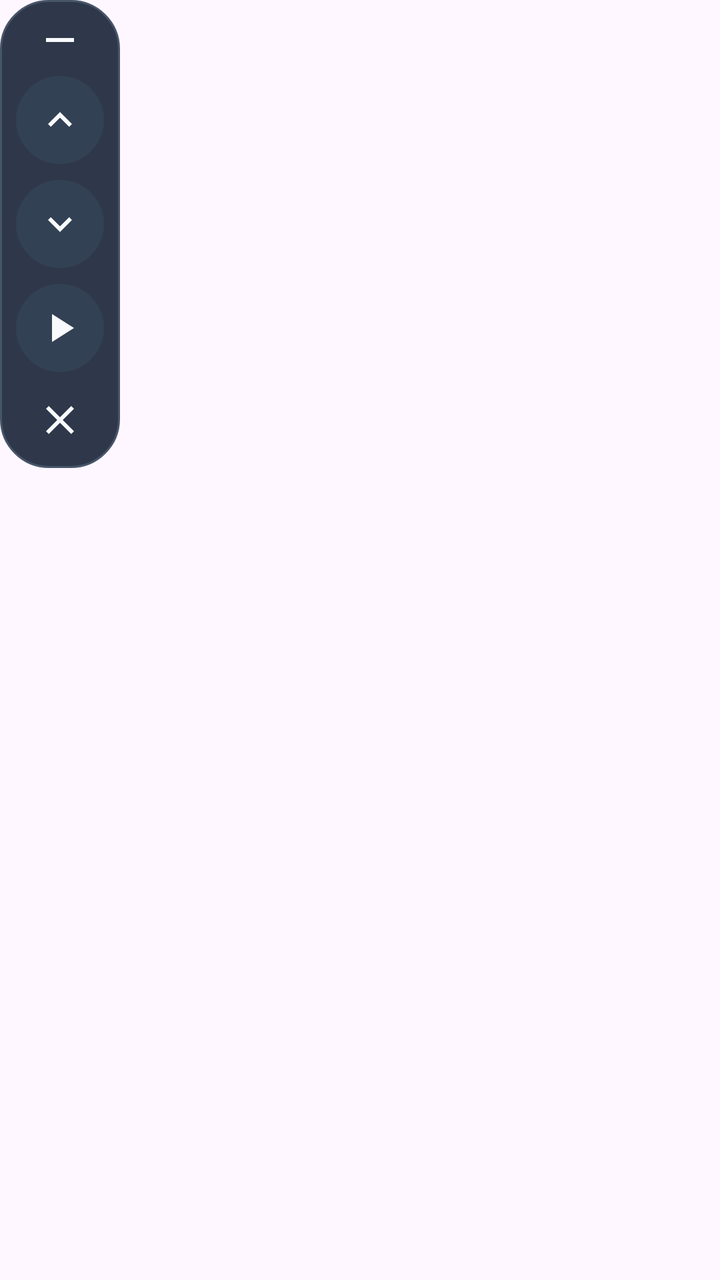
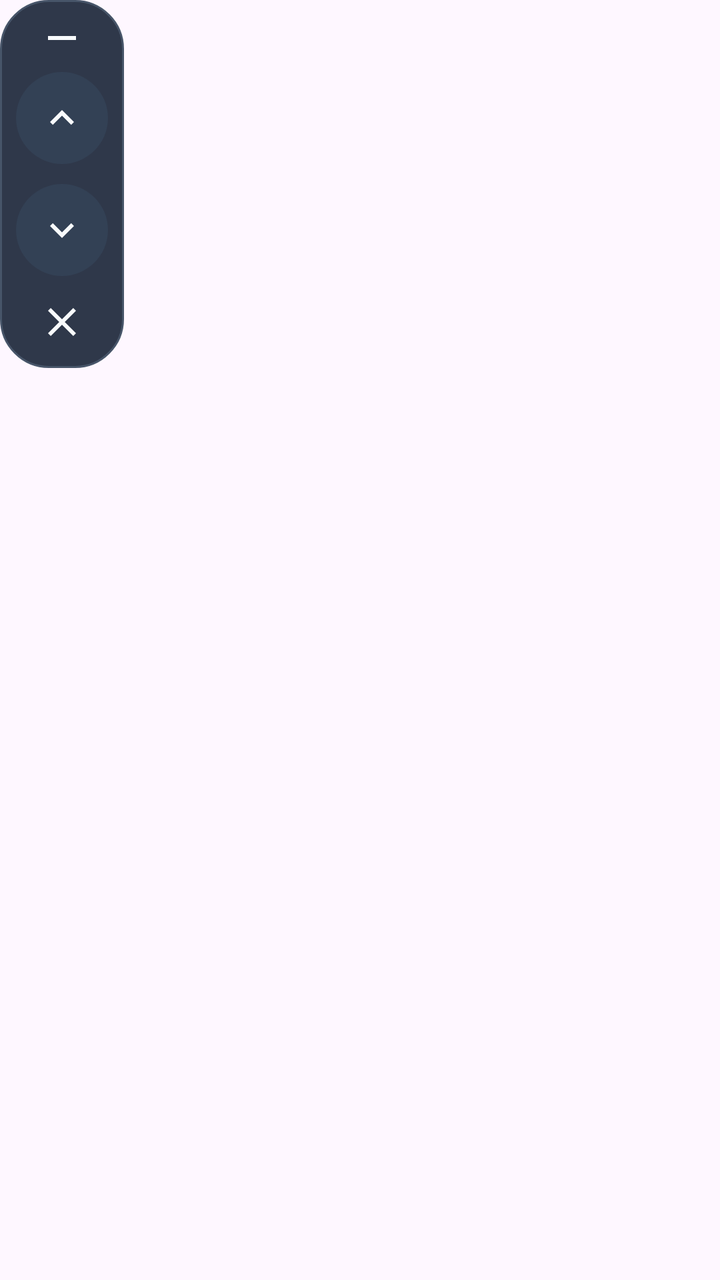

Screens rendered from an Android XML layout before and after an edit, with the pre-edit source and the edit as a unified diff.
<!-- AndroidManifest.xml: application theme Theme.FloatScroller -->
<!-- res/layout/layout_floating_panel.xml -->
<?xml version="1.0" encoding="utf-8"?>
<FrameLayout xmlns:android="http://schemas.android.com/apk/res/android"
    android:layout_width="wrap_content"
    android:layout_height="wrap_content">

    
    <FrameLayout
        android:id="@+id/layout_bubble"
        android:layout_width="48dp"
        android:layout_height="48dp"
        android:background="@drawable/bg_mini_bubble"
        android:elevation="6dp"
        android:visibility="gone">

        <ImageView
            android:layout_width="26dp"
            android:layout_height="26dp"
            android:layout_gravity="center"
            android:src="@drawable/ic_touch" />
    </FrameLayout>

    
    <LinearLayout
        android:id="@+id/layout_panel"
        android:layout_width="wrap_content"
        android:layout_height="wrap_content"
        android:background="@drawable/bg_floating_panel"
        android:elevation="8dp"
        android:gravity="center_horizontal"
        android:orientation="vertical"
        android:padding="8dp">

        
        <ImageButton
            android:id="@+id/btn_collapse"
            android:layout_width="36dp"
            android:layout_height="24dp"
            android:background="?attr/selectableItemBackgroundBorderless"
            android:contentDescription="折叠"
            android:src="@drawable/ic_collapse" />

        
        <ImageButton
            android:id="@+id/btn_scroll_up"
            android:layout_width="44dp"
            android:layout_height="44dp"
            android:layout_marginTop="6dp"
            android:background="@drawable/bg_circle_button"
            android:contentDescription="上翻"
            android:src="@drawable/ic_arrow_up" />

        
        <ImageButton
            android:id="@+id/btn_scroll_down"
            android:layout_width="44dp"
            android:layout_height="44dp"
            android:layout_marginTop="8dp"
            android:background="@drawable/bg_circle_button"
            android:contentDescription="下翻"
            android:src="@drawable/ic_arrow_down" />

        
        <ImageButton
            android:id="@+id/btn_auto_scroll"
            android:layout_width="44dp"
            android:layout_height="44dp"
            android:layout_marginTop="8dp"
            android:background="@drawable/bg_circle_button"
            android:contentDescription="自动翻页"
            android:src="@drawable/ic_play" />

        
        <ImageButton
            android:id="@+id/btn_close_panel"
            android:layout_width="32dp"
            android:layout_height="32dp"
            android:layout_marginTop="8dp"
            android:background="?attr/selectableItemBackgroundBorderless"
            android:contentDescription="关闭"
            android:src="@drawable/ic_close" />

    </LinearLayout>

</FrameLayout>
<!-- resources referenced by this layout -->
<resources>
  <!-- drawable bg_circle_button (drawable) -->
  <?xml version="1.0" encoding="utf-8"?>
  <ripple xmlns:android="http://schemas.android.com/apk/res/android"
      android:color="#94A3B8">
      <item>
          <shape android:shape="oval">
              <solid android:color="@color/floating_btn_bg" />
              <size
                  android:width="44dp"
                  android:height="44dp" />
          </shape>
      </item>
  </ripple>
  <!-- drawable bg_floating_panel (drawable) -->
  <?xml version="1.0" encoding="utf-8"?>
  <shape xmlns:android="http://schemas.android.com/apk/res/android"
      android:shape="rectangle">
      <corners android:radius="24dp" />
      <solid android:color="@color/floating_bg" />
      <stroke
          android:width="1dp"
          android:color="#475569" />
  </shape>
  <!-- drawable bg_mini_bubble (drawable) -->
  <?xml version="1.0" encoding="utf-8"?>
  <shape xmlns:android="http://schemas.android.com/apk/res/android"
      android:shape="oval">
      <solid android:color="@color/primary" />
      <stroke
          android:width="2dp"
          android:color="#FFFFFF" />
      <size
          android:width="44dp"
          android:height="44dp" />
  </shape>
  <!-- drawable ic_arrow_down (drawable) -->
  <vector xmlns:android="http://schemas.android.com/apk/res/android"
      android:width="24dp"
      android:height="24dp"
      android:viewportWidth="24"
      android:viewportHeight="24">
      <path
          android:fillColor="@color/floating_icon_color"
          android:pathData="M7.41,8.59L12,13.17l4.59,-4.58L18,10l-6,6 -6,-6z"/>
  </vector>
  <!-- drawable ic_arrow_up (drawable) -->
  <vector xmlns:android="http://schemas.android.com/apk/res/android"
      android:width="24dp"
      android:height="24dp"
      android:viewportWidth="24"
      android:viewportHeight="24">
      <path
          android:fillColor="@color/floating_icon_color"
          android:pathData="M7.41,15.41L12,10.83l4.59,4.58L18,14l-6,-6 -6,6z"/>
  </vector>
  <!-- drawable ic_close (drawable) -->
  <vector xmlns:android="http://schemas.android.com/apk/res/android"
      android:width="24dp"
      android:height="24dp"
      android:viewportWidth="24"
      android:viewportHeight="24">
      <path
          android:fillColor="@color/floating_icon_color"
          android:pathData="M19,6.41L17.59,5 12,10.59 6.41,5 5,6.41 10.59,12 5,17.59 6.41,19 12,13.41 17.59,19 19,17.59 13.41,12z"/>
  </vector>
  <!-- drawable ic_collapse (drawable) -->
  <vector xmlns:android="http://schemas.android.com/apk/res/android"
      android:width="24dp"
      android:height="24dp"
      android:viewportWidth="24"
      android:viewportHeight="24">
      <path
          android:fillColor="@color/floating_icon_color"
          android:pathData="M19,13H5v-2h14v2z"/>
  </vector>
  <!-- drawable ic_play (drawable) -->
  <vector xmlns:android="http://schemas.android.com/apk/res/android"
      android:width="24dp"
      android:height="24dp"
      android:viewportWidth="24"
      android:viewportHeight="24">
      <path
          android:fillColor="@color/floating_icon_color"
          android:pathData="M8,5v14l11,-7z"/>
  </vector>
  <style name="Theme.FloatScroller" parent="Theme.Material3.DayNight.NoActionBar">
          <item name="colorPrimary">@color/primary</item>
          <item name="colorOnPrimary">@color/on_primary</item>
          <item name="android:statusBarColor">@color/bg_screen</item>
          <item name="android:windowLightStatusBar">true</item>
      </style>
  <color name="floating_btn_bg">#334155</color>
  <color name="floating_bg">#EB1E293B</color>
  <color name="primary">#0284C7</color>
  <color name="floating_icon_color">#F8FAFC</color>
  <color name="on_primary">#FFFFFF</color>
  <color name="bg_screen">#F8FAFC</color>
  <!-- unchanged entries left out for length: 1 -->
</resources>

<!-- the commit's change to res/layout/layout_floating_panel.xml (unified diff, before → after) -->
@@ -6,15 +6,15 @@
     
     <FrameLayout
         android:id="@+id/layout_bubble"
-        android:layout_width="48dp"
-        android:layout_height="48dp"
+        android:layout_width="44dp"
+        android:layout_height="44dp"
         android:background="@drawable/bg_mini_bubble"
         android:elevation="6dp"
         android:visibility="gone">
 
         <ImageView
-            android:layout_width="26dp"
-            android:layout_height="26dp"
+            android:layout_width="24dp"
+            android:layout_height="24dp"
             android:layout_gravity="center"
             android:src="@drawable/ic_touch" />
     </FrameLayout>
@@ -34,7 +34,7 @@
         <ImageButton
             android:id="@+id/btn_collapse"
             android:layout_width="36dp"
-            android:layout_height="24dp"
+            android:layout_height="22dp"
             android:background="?attr/selectableItemBackgroundBorderless"
             android:contentDescription="折叠"
             android:src="@drawable/ic_collapse" />
@@ -42,38 +42,28 @@
         
         <ImageButton
             android:id="@+id/btn_scroll_up"
-            android:layout_width="44dp"
-            android:layout_height="44dp"
+            android:layout_width="46dp"
+            android:layout_height="46dp"
             android:layout_marginTop="6dp"
             android:background="@drawable/bg_circle_button"
-            android:contentDescription="上翻"
+            android:contentDescription="按键上"
             android:src="@drawable/ic_arrow_up" />
 
         
         <ImageButton
             android:id="@+id/btn_scroll_down"
-            android:layout_width="44dp"
-            android:layout_height="44dp"
-            android:layout_marginTop="8dp"
+            android:layout_width="46dp"
+            android:layout_height="46dp"
+            android:layout_marginTop="10dp"
             android:background="@drawable/bg_circle_button"
-            android:contentDescription="下翻"
+            android:contentDescription="按键下"
             android:src="@drawable/ic_arrow_down" />
 
         
         <ImageButton
-            android:id="@+id/btn_auto_scroll"
-            android:layout_width="44dp"
-            android:layout_height="44dp"
-            android:layout_marginTop="8dp"
-            android:background="@drawable/bg_circle_button"
-            android:contentDescription="自动翻页"
-            android:src="@drawable/ic_play" />
-
-        
-        <ImageButton
             android:id="@+id/btn_close_panel"
-            android:layout_width="32dp"
-            android:layout_height="32dp"
+            android:layout_width="30dp"
+            android:layout_height="30dp"
             android:layout_marginTop="8dp"
             android:background="?attr/selectableItemBackgroundBorderless"
             android:contentDescription="关闭"
<!-- resource entries referenced after the edit -->
@@ -75,16 +75,6 @@
           android:fillColor="@color/floating_icon_color"
           android:pathData="M19,13H5v-2h14v2z"/>
   </vector>
-  <!-- drawable ic_play (drawable) -->
-  <vector xmlns:android="http://schemas.android.com/apk/res/android"
-      android:width="24dp"
-      android:height="24dp"
-      android:viewportWidth="24"
-      android:viewportHeight="24">
-      <path
-          android:fillColor="@color/floating_icon_color"
-          android:pathData="M8,5v14l11,-7z"/>
-  </vector>
   <style name="Theme.FloatScroller" parent="Theme.Material3.DayNight.NoActionBar">
           <item name="colorPrimary">@color/primary</item>
           <item name="colorOnPrimary">@color/on_primary</item>
